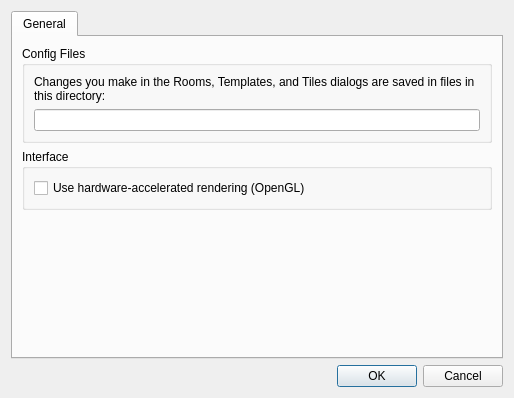
Old version of the form src/tiled/BuildingEditor/buildingpreferencesdialog.ui in the repository timbaker/tiled.
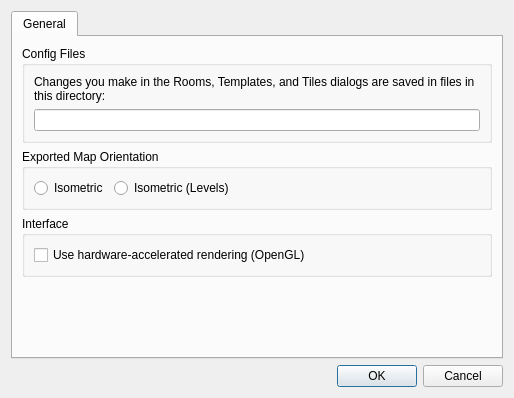
New version of the form.

Commit message: Added Isometric/LevelIsometric option for exporting maps.

The edit to the form file:
```diff
--- a/src/tiled/BuildingEditor/buildingpreferencesdialog.ui
+++ b/src/tiled/BuildingEditor/buildingpreferencesdialog.ui
@@ -50,6 +50,42 @@
          </layout>
         </widget>
        </item>
+       <item>
+        <widget class="QGroupBox" name="groupBox_3">
+         <property name="title">
+          <string>Exported Map Orientation</string>
+         </property>
+         <layout class="QHBoxLayout" name="horizontalLayout_2">
+          <item>
+           <widget class="QRadioButton" name="isometric">
+            <property name="text">
+             <string>Isometric</string>
+            </property>
+           </widget>
+          </item>
+          <item>
+           <widget class="QRadioButton" name="levelIsometric">
+            <property name="text">
+             <string>Isometric (Levels)</string>
+            </property>
+           </widget>
+          </item>
+          <item>
+           <spacer name="horizontalSpacer">
+            <property name="orientation">
+             <enum>Qt::Horizontal</enum>
+            </property>
+            <property name="sizeHint" stdset="0">
+             <size>
+              <width>40</width>
+              <height>20</height>
+             </size>
+            </property>
+           </spacer>
+          </item>
+         </layout>
+        </widget>
+       </item>
        <item>
         <widget class="QGroupBox" name="groupBox">
          <property name="title">
```
The commit also changes 4 other files.
